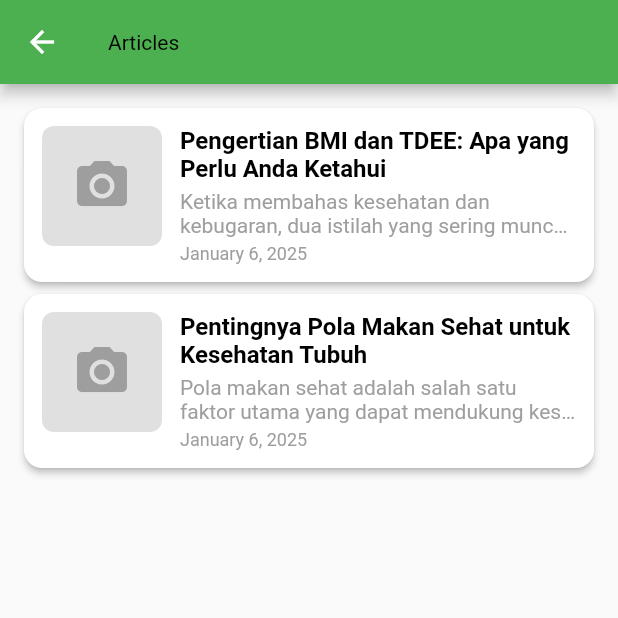
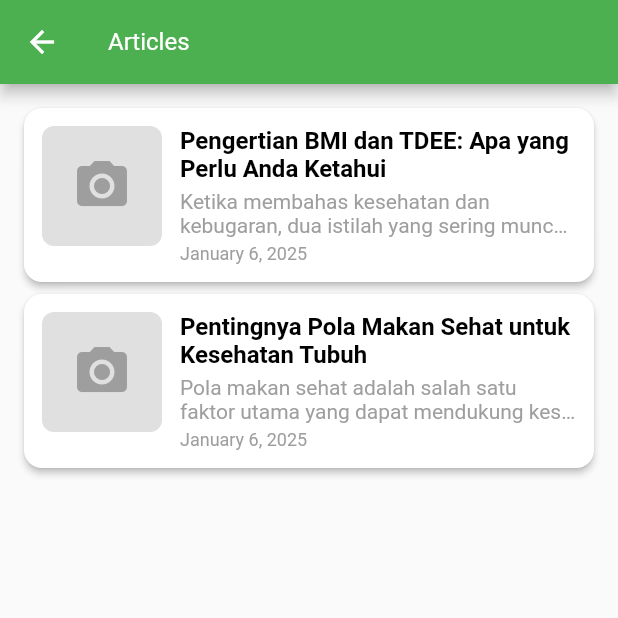
Before and after one commit to myuda21/bettereats_mobile, a Flutter app: the ArticleScreen screen opened by its route, on a phone screen of 412 x 824 dp, the top half of it. Run offline on Flutter 3.47's test engine with Material 3 defaults, Android fonts, the light colour scheme and no system bars; our stand-ins replace get, lucide_icons.

Commit message:
Update article_screen.dart

```diff
--- a/lib/module/article/article_screen.dart
+++ b/lib/module/article/article_screen.dart
@@ -10,7 +10,7 @@ class ArticleScreen extends GetView<ArticleController> {
   @override
   Widget build(BuildContext context) {
     return Scaffold(
-      appBar: AppBar(title: const FLTextView(text: 'Articles'),backgroundColor: Colors.green,),
+      appBar: AppBar(title: const FLTextView(text: 'Articles', color: Colors.white, fontSize: 16,),backgroundColor: Colors.green,),
       body: Padding(
         padding: const EdgeInsets.all(12.0),
         child: Obx(
```
